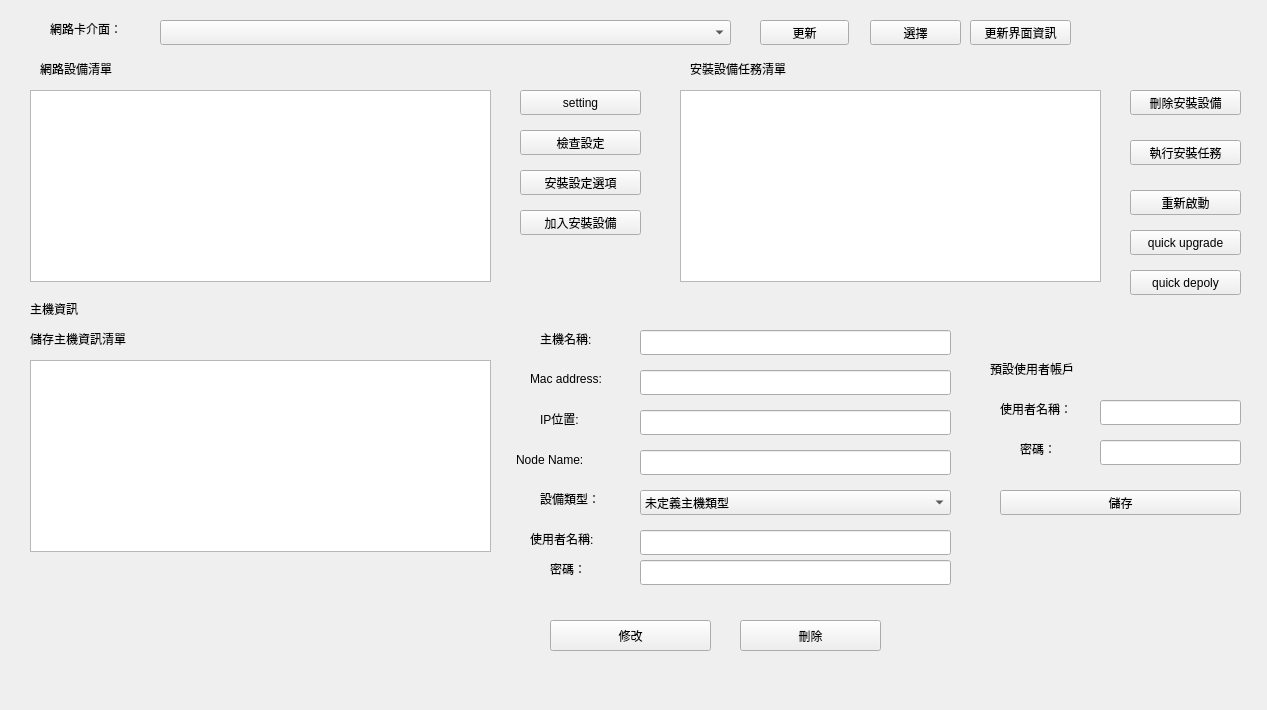
This is src/install_shell/install_shell.ui in cocobird231/RV1-gui as Qt 5 draws it before an edit. The edited form follows.
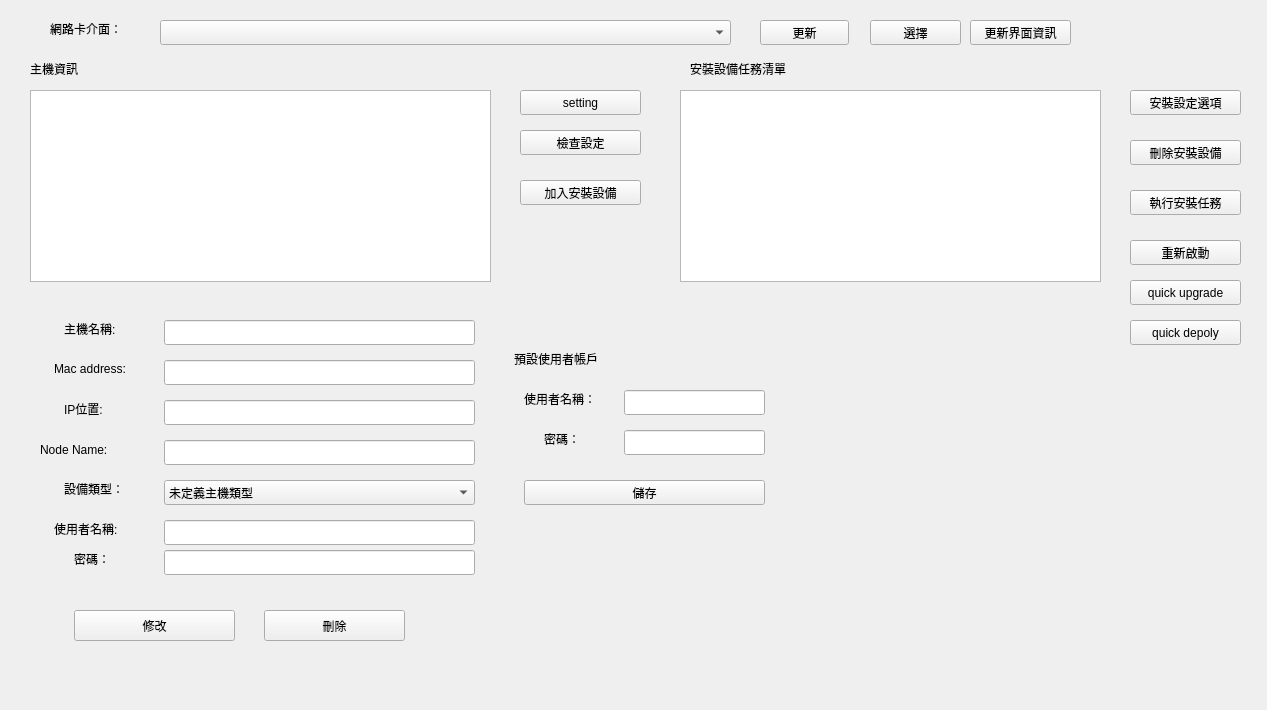
This is the edited form.

Commit message: try sftp file read and write ,change install gui useful

Patch:
```diff
--- a/src/install_shell/install_shell.ui
+++ b/src/install_shell/install_shell.ui
@@ -65,9 +65,9 @@
   <widget class="QPushButton" name="pushButton_4">
    <property name="geometry">
     <rect>
-     <x>520</x>
-     <y>170</y>
-     <width>121</width>
+     <x>1130</x>
+     <y>90</y>
+     <width>111</width>
      <height>25</height>
     </rect>
    </property>
@@ -79,7 +79,7 @@
    <property name="geometry">
     <rect>
      <x>30</x>
-     <y>300</y>
+     <y>60</y>
      <width>67</width>
      <height>17</height>
     </rect>
@@ -91,8 +91,8 @@
   <widget class="QLabel" name="label_2">
    <property name="geometry">
     <rect>
-     <x>540</x>
-     <y>410</y>
+     <x>64</x>
+     <y>400</y>
      <width>67</width>
      <height>17</height>
     </rect>
@@ -104,8 +104,8 @@
   <widget class="QLabel" name="label_3">
    <property name="geometry">
     <rect>
-     <x>540</x>
-     <y>330</y>
+     <x>64</x>
+     <y>320</y>
      <width>81</width>
      <height>17</height>
     </rect>
@@ -117,8 +117,8 @@
   <widget class="QLineEdit" name="lineEdit">
    <property name="geometry">
     <rect>
-     <x>640</x>
-     <y>410</y>
+     <x>164</x>
+     <y>400</y>
      <width>311</width>
      <height>25</height>
     </rect>
@@ -127,8 +127,8 @@
   <widget class="QLineEdit" name="lineEdit_2">
    <property name="geometry">
     <rect>
-     <x>640</x>
-     <y>330</y>
+     <x>164</x>
+     <y>320</y>
      <width>311</width>
      <height>25</height>
     </rect>
@@ -137,8 +137,8 @@
   <widget class="QPushButton" name="pushButton_5">
    <property name="geometry">
     <rect>
-     <x>550</x>
-     <y>620</y>
+     <x>74</x>
+     <y>610</y>
      <width>161</width>
      <height>31</height>
     </rect>
@@ -170,8 +170,8 @@
   <widget class="QLabel" name="label_4">
    <property name="geometry">
     <rect>
-     <x>540</x>
-     <y>490</y>
+     <x>64</x>
+     <y>480</y>
      <width>67</width>
      <height>17</height>
     </rect>
@@ -183,8 +183,8 @@
   <widget class="QComboBox" name="comboBox_2">
    <property name="geometry">
     <rect>
-     <x>640</x>
-     <y>490</y>
+     <x>164</x>
+     <y>480</y>
      <width>311</width>
      <height>25</height>
     </rect>
@@ -213,8 +213,8 @@
   <widget class="QPushButton" name="pushButton_7">
    <property name="geometry">
     <rect>
-     <x>740</x>
-     <y>620</y>
+     <x>264</x>
+     <y>610</y>
      <width>141</width>
      <height>31</height>
     </rect>
@@ -240,43 +240,17 @@
    <property name="geometry">
     <rect>
      <x>30</x>
-     <y>360</y>
+     <y>90</y>
      <width>461</width>
      <height>192</height>
     </rect>
    </property>
   </widget>
-  <widget class="QLabel" name="label_5">
-   <property name="geometry">
-    <rect>
-     <x>30</x>
-     <y>330</y>
-     <width>141</width>
-     <height>17</height>
-    </rect>
-   </property>
-   <property name="text">
-    <string>儲存主機資訊清單</string>
-   </property>
-  </widget>
-  <widget class="QLabel" name="label_7">
-   <property name="geometry">
-    <rect>
-     <x>40</x>
-     <y>60</y>
-     <width>101</width>
-     <height>17</height>
-    </rect>
-   </property>
-   <property name="text">
-    <string>網路設備清單</string>
-   </property>
-  </widget>
   <widget class="QLabel" name="label_9">
    <property name="geometry">
     <rect>
-     <x>530</x>
-     <y>530</y>
+     <x>54</x>
+     <y>520</y>
      <width>101</width>
      <height>17</height>
     </rect>
@@ -288,8 +262,8 @@
   <widget class="QLabel" name="label_10">
    <property name="geometry">
     <rect>
-     <x>550</x>
-     <y>560</y>
+     <x>74</x>
+     <y>550</y>
      <width>67</width>
      <height>17</height>
     </rect>
@@ -301,8 +275,8 @@
   <widget class="QLineEdit" name="lineEdit_3">
    <property name="geometry">
     <rect>
-     <x>640</x>
-     <y>530</y>
+     <x>164</x>
+     <y>520</y>
      <width>311</width>
      <height>25</height>
     </rect>
@@ -311,8 +285,8 @@
   <widget class="QLineEdit" name="lineEdit_4">
    <property name="geometry">
     <rect>
-     <x>640</x>
-     <y>560</y>
+     <x>164</x>
+     <y>550</y>
      <width>311</width>
      <height>25</height>
     </rect>
@@ -335,7 +309,7 @@
    <property name="geometry">
     <rect>
      <x>520</x>
-     <y>210</y>
+     <y>180</y>
      <width>121</width>
      <height>25</height>
     </rect>
@@ -348,7 +322,7 @@
    <property name="geometry">
     <rect>
      <x>1130</x>
-     <y>90</y>
+     <y>140</y>
      <width>111</width>
      <height>25</height>
     </rect>
@@ -361,7 +335,7 @@
    <property name="geometry">
     <rect>
      <x>1130</x>
-     <y>140</y>
+     <y>190</y>
      <width>111</width>
      <height>25</height>
     </rect>
@@ -373,8 +347,8 @@
   <widget class="QLabel" name="label_12">
    <property name="geometry">
     <rect>
-     <x>990</x>
-     <y>360</y>
+     <x>514</x>
+     <y>350</y>
      <width>111</width>
      <height>17</height>
     </rect>
@@ -386,8 +360,8 @@
   <widget class="QLabel" name="label_13">
    <property name="geometry">
     <rect>
-     <x>1000</x>
-     <y>400</y>
+     <x>524</x>
+     <y>390</y>
      <width>91</width>
      <height>17</height>
     </rect>
@@ -399,8 +373,8 @@
   <widget class="QLabel" name="label_14">
    <property name="geometry">
     <rect>
-     <x>1020</x>
-     <y>440</y>
+     <x>544</x>
+     <y>430</y>
      <width>51</width>
      <height>17</height>
     </rect>
@@ -412,8 +386,8 @@
   <widget class="QLineEdit" name="lineEdit_5">
    <property name="geometry">
     <rect>
-     <x>1100</x>
-     <y>400</y>
+     <x>624</x>
+     <y>390</y>
      <width>141</width>
      <height>25</height>
     </rect>
@@ -422,8 +396,8 @@
   <widget class="QLineEdit" name="lineEdit_6">
    <property name="geometry">
     <rect>
-     <x>1100</x>
-     <y>440</y>
+     <x>624</x>
+     <y>430</y>
      <width>141</width>
      <height>25</height>
     </rect>
@@ -432,8 +406,8 @@
   <widget class="QPushButton" name="pushButton_11">
    <property name="geometry">
     <rect>
-     <x>1000</x>
-     <y>490</y>
+     <x>524</x>
+     <y>480</y>
      <width>241</width>
      <height>25</height>
     </rect>
@@ -445,8 +419,8 @@
   <widget class="QLabel" name="label_15">
    <property name="geometry">
     <rect>
-     <x>530</x>
-     <y>370</y>
+     <x>54</x>
+     <y>360</y>
      <width>101</width>
      <height>17</height>
     </rect>
@@ -458,8 +432,8 @@
   <widget class="QLineEdit" name="lineEdit_7">
    <property name="geometry">
     <rect>
-     <x>640</x>
-     <y>370</y>
+     <x>164</x>
+     <y>360</y>
      <width>311</width>
      <height>25</height>
     </rect>
@@ -472,7 +446,7 @@
    <property name="geometry">
     <rect>
      <x>1130</x>
-     <y>190</y>
+     <y>240</y>
      <width>111</width>
      <height>25</height>
     </rect>
@@ -484,8 +458,8 @@
   <widget class="QLabel" name="label_8">
    <property name="geometry">
     <rect>
-     <x>516</x>
-     <y>450</y>
+     <x>40</x>
+     <y>440</y>
      <width>111</width>
      <height>20</height>
     </rect>
@@ -497,8 +471,8 @@
   <widget class="QLineEdit" name="lineEdit_8">
    <property name="geometry">
     <rect>
-     <x>640</x>
-     <y>450</y>
+     <x>164</x>
+     <y>440</y>
      <width>311</width>
      <height>25</height>
     </rect>
@@ -521,7 +495,7 @@
    <property name="geometry">
     <rect>
      <x>1130</x>
-     <y>230</y>
+     <y>280</y>
      <width>111</width>
      <height>25</height>
     </rect>
@@ -534,7 +508,7 @@
    <property name="geometry">
     <rect>
      <x>1130</x>
-     <y>270</y>
+     <y>320</y>
      <width>111</width>
      <height>25</height>
     </rect>
```
Left out of the diff: 10 changed lines with no effect on the pictures. The commit also changes 9 other files.
